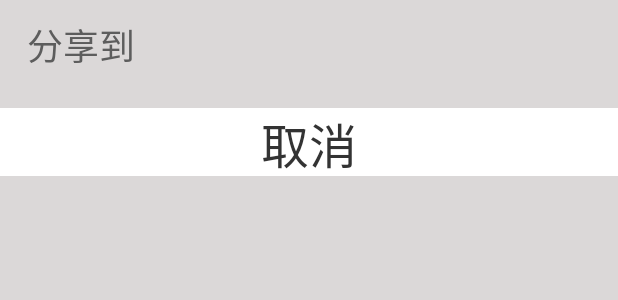
After one commit to ZCXL/FreeTime, an Android app: the layout message_share_remind.xml on its own in the app's theme, with its tools: preview values and no code run, on a phone screen of 412 x 824 dp. The commit adds this screen. Shown: the top 300 px of the screen. Run offline under Robolectric (Android 15) with nearby library versions, the phone set to English and light mode, and no system bars.

Commit message:
2015.7.15-8.59

```diff
--- a/app/build.gradle
+++ b/app/build.gradle
@@ -22,4 +22,5 @@ android {
 dependencies {
     compile fileTree(include: ['*.jar'], dir: 'libs')
     compile files('lib/android-support-v4.jar')
+    compile files('lib/nineoldandroids-2.4.0.jar')
 }
--- a/app/src/main/res/layout/introduction_page_2.xml
+++ b/app/src/main/res/layout/introduction_page_2.xml
@@ -3,5 +3,4 @@
     android:orientation="vertical" android:layout_width="match_parent"
     android:layout_height="match_parent"
     android:background="@drawable/lead_2_bg">
-
 </LinearLayout>
--- /dev/null
+++ b/app/src/main/res/layout/message_share_remind.xml
@@ -0,0 +1,49 @@
+<?xml version="1.0" encoding="utf-8"?>
+<RelativeLayout xmlns:android="http://schemas.android.com/apk/res/android"
+    android:orientation="vertical"
+    android:layout_width="match_parent"
+    android:layout_height="match_parent"
+    android:gravity="center_horizontal"
+    android:background="#dbd8d8"
+    >
+    <TextView
+        android:id="@+id/share_word"
+        android:layout_width="wrap_content"
+        android:layout_height="wrap_content"
+        android:layout_marginLeft="18dp"
+        android:layout_marginTop="12dp"
+        android:text="分享到"
+        android:textSize="36px"
+        android:textColor="#5d5d5d"
+        />
+   <!--定义一个GridView组件-->
+    <GridView
+        android:id="@+id/message_share_remind"
+        android:layout_width="wrap_content"
+        android:layout_height="wrap_content"
+        android:layout_below="@+id/share_word"
+        android:layout_marginTop="10dp"
+        android:layout_marginLeft="13dp"
+        android:layout_marginRight="13dp"
+        android:horizontalSpacing="10dp"
+        android:verticalSpacing="8dp"
+        android:numColumns="4"
+        android:gravity="center"
+        android:scrollbars="none"
+        >
+    </GridView>
+    <!--cancel button-->
+    <Button
+        android:id="@+id/cancel_button"
+        android:layout_width="fill_parent"
+        android:layout_height="45dp"
+        android:background="#ffffff"
+        android:layout_below="@+id/message_share_remind"
+        android:layout_marginTop="3dp"
+        android:text="取消"
+        android:textSize="48px"
+        android:textColor="#333333"
+        />
+
+
+</RelativeLayout>
```
Also changed, not shown: app/src/main/java/listener/OnDistanceChangeListener.java (added, +20 -0 lines), app/src/main/java/view_rewrite/SlideDown.java (+104 -11 lines), app/src/main/res/anim/message_share_remind.xml (added, +7 -0 lines), app/src/main/res/layout/main_framelayout_top_hot.xml (+12 -1 lines), app/src/main/res/drawable-hdpi/main_video_frame.png, app/src/main/res/drawable-hdpi/top_hot_choose_button.png (added), app/src/main/res/drawable-hdpi/top_hot_choose_checked_button.png (added), 2 other files.
